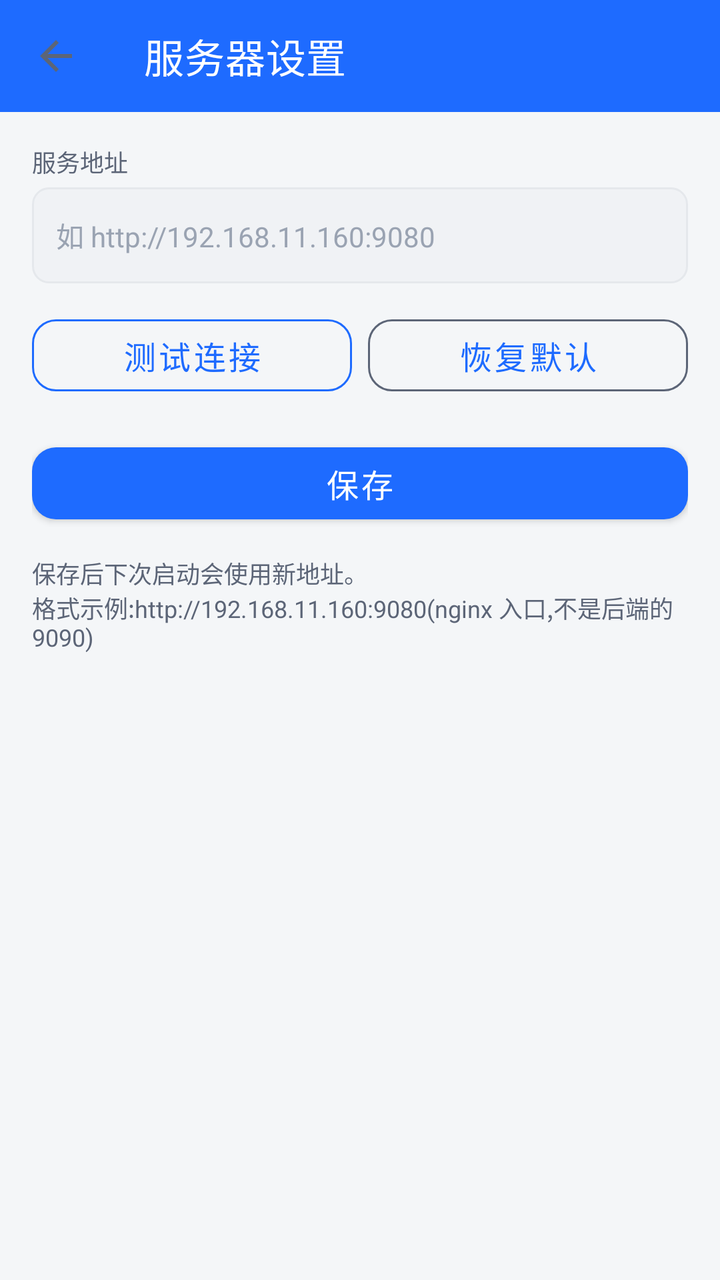
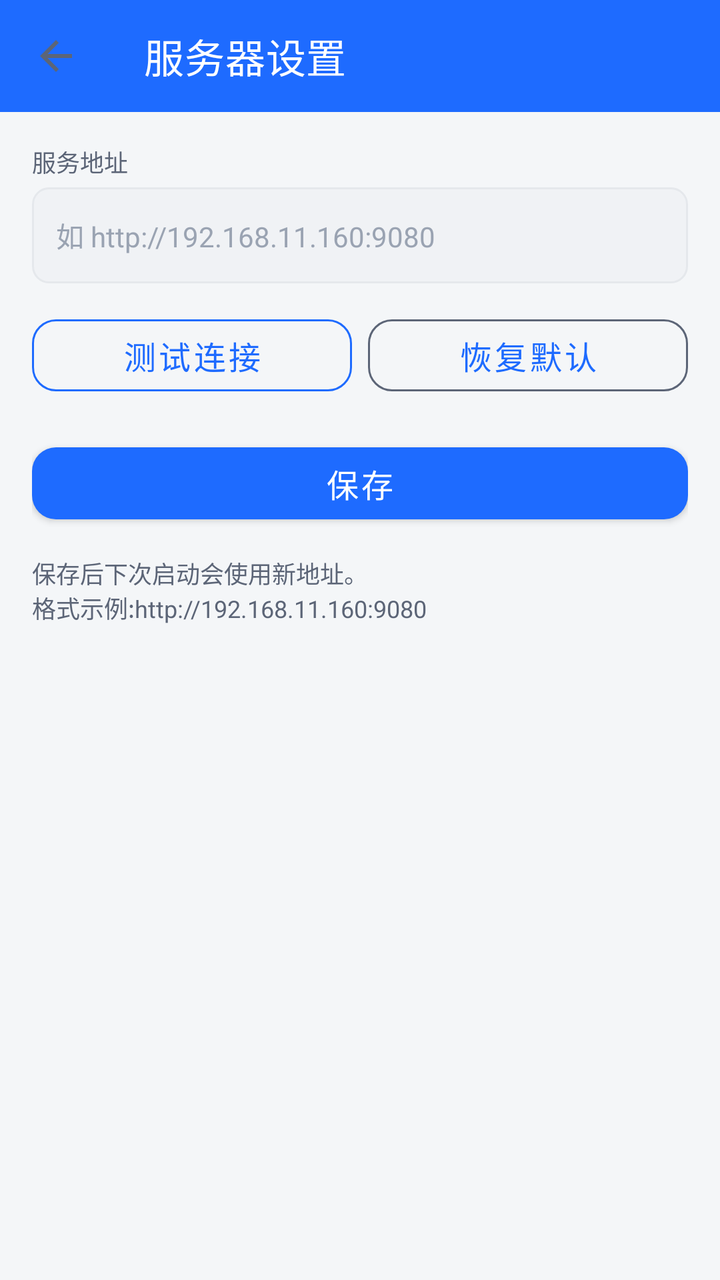

The first picture is an Android layout as it rendered before a commit; the second is the same layout after the commit. The layout source and the unified diff follow.
<!-- AndroidManifest.xml: application theme Theme.SimpleWmsPda -->
<!-- res/layout/activity_settings.xml -->
<?xml version="1.0" encoding="utf-8"?>
<LinearLayout xmlns:android="http://schemas.android.com/apk/res/android"
    android:orientation="vertical"
    android:layout_width="match_parent"
    android:layout_height="match_parent"
    android:background="@color/bg_page">

    <com.google.android.material.appbar.MaterialToolbar
        android:id="@+id/toolbar"
        android:layout_width="match_parent"
        android:layout_height="?attr/actionBarSize"
        android:background="@color/primary"
        app:title="@string/settings_title"
        app:titleTextColor="@color/on_primary"
        app:navigationIcon="?attr/homeAsUpIndicator"
        xmlns:app="http://schemas.android.com/apk/res-auto" />

    <ScrollView
        android:layout_width="match_parent"
        android:layout_height="match_parent">

        <LinearLayout
            android:layout_width="match_parent"
            android:layout_height="wrap_content"
            android:orientation="vertical"
            android:padding="@dimen/space_lg">

            <TextView
                android:layout_width="wrap_content"
                android:layout_height="wrap_content"
                android:text="@string/settings_address"
                style="@style/Text.Caption" />

            <EditText
                android:id="@+id/et_address"
                android:layout_width="match_parent"
                android:layout_height="@dimen/touch_min"
                android:layout_marginTop="@dimen/space_xs"
                android:background="@drawable/bg_input"
                android:paddingStart="@dimen/space_md"
                android:paddingEnd="@dimen/space_md"
                android:hint="@string/settings_address_hint"
                android:textColor="@color/text_primary"
                android:textColorHint="@color/text_hint"
                android:textSize="@dimen/text_body"
                android:inputType="textUri"
                android:importantForAutofill="no" />

            <LinearLayout
                android:layout_width="match_parent"
                android:layout_height="wrap_content"
                android:orientation="horizontal"
                android:layout_marginTop="@dimen/space_md">

                <com.google.android.material.button.MaterialButton
                    android:id="@+id/btn_test"
                    style="@style/Widget.SimpleWMS.Button.Outlined"
                    android:layout_width="0dp"
                    android:layout_height="wrap_content"
                    android:layout_weight="1"
                    android:text="@string/settings_test"
                    xmlns:app="http://schemas.android.com/apk/res-auto"
                    app:strokeColor="@color/primary" />

                <View
                    android:layout_width="@dimen/space_sm"
                    android:layout_height="1dp" />

                <com.google.android.material.button.MaterialButton
                    android:id="@+id/btn_reset"
                    style="@style/Widget.SimpleWMS.Button.Outlined"
                    android:layout_width="0dp"
                    android:layout_height="wrap_content"
                    android:layout_weight="1"
                    android:text="@string/settings_reset"
                    xmlns:app="http://schemas.android.com/apk/res-auto"
                    app:strokeColor="@color/text_secondary" />
            </LinearLayout>

            <com.google.android.material.button.MaterialButton
                android:id="@+id/btn_save"
                android:layout_width="match_parent"
                android:layout_height="wrap_content"
                android:layout_marginTop="@dimen/space_lg"
                android:text="@string/action_save"
                xmlns:app="http://schemas.android.com/apk/res-auto" />

            <TextView
                android:layout_width="wrap_content"
                android:layout_height="wrap_content"
                android:text="保存后下次启动会使用新地址。\n格式示例:http://192.168.11.160:9080(nginx 入口,不是后端的 9090)"
                style="@style/Text.Caption"
                android:layout_marginTop="@dimen/space_md" />
        </LinearLayout>
    </ScrollView>
</LinearLayout>
<!-- resources referenced by this layout -->
<resources>
  <color name="bg_page">#F4F6F8</color>
  <color name="on_primary">#FFFFFF</color>
  <color name="primary">#1E6BFF</color>
  <color name="text_hint">#9AA3B2</color>
  <color name="text_primary">#1A2233</color>
  <color name="text_secondary">#5C6577</color>
  <dimen name="space_lg">16dp</dimen>
  <dimen name="space_md">12dp</dimen>
  <dimen name="space_sm">8dp</dimen>
  <dimen name="space_xs">4dp</dimen>
  <dimen name="text_body">14sp</dimen>
  <dimen name="touch_min">48dp</dimen>
  <!-- drawable bg_input (drawable) -->
  <?xml version="1.0" encoding="utf-8"?>
  <shape xmlns:android="http://schemas.android.com/apk/res/android" android:shape="rectangle">
      <solid android:color="@color/bg_subtle" />
      <corners android:radius="8dp" />
      <stroke android:width="1dp" android:color="@color/divider" />
  </shape>
  <string name="action_save">保存</string>
  <string name="settings_address">服务地址</string>
  <string name="settings_address_hint">如 http://192.168.11.160:9080</string>
  <string name="settings_reset">恢复默认</string>
  <string name="settings_test">测试连接</string>
  <string name="settings_title">服务器设置</string>
  <style name="Text.Caption">
          <item name="android:textSize">@dimen/text_caption</item>
          <item name="android:textColor">@color/text_secondary</item>
      </style>
  <style name="Widget.SimpleWMS.Button.Outlined" parent="Widget.MaterialComponents.Button.OutlinedButton">
          <item name="cornerRadius">@dimen/card_corner</item>
          <item name="android:minHeight">@dimen/touch_min</item>
      </style>
  <style name="Theme.SimpleWmsPda" parent="Theme.SimpleWMS" />
  <color name="bg_subtle">#F0F2F5</color>
  <color name="divider">#E5E8EC</color>
  <dimen name="text_caption">12sp</dimen>
  <dimen name="card_corner">12dp</dimen>
  <style name="Theme.SimpleWMS" parent="Theme.MaterialComponents.Light.NoActionBar">
          <item name="colorPrimary">@color/primary</item>
          <item name="colorPrimaryDark">@color/primary_dark</item>
          <item name="colorAccent">@color/accent</item>
          <item name="android:windowBackground">@color/bg_page</item>
          <item name="android:statusBarColor">@color/primary_dark</item>
          <item name="android:navigationBarColor">@color/bg_card</item>
          <item name="android:textColorPrimary">@color/text_primary</item>
          <item name="android:textColorSecondary">@color/text_secondary</item>
          <item name="materialButtonStyle">@style/Widget.SimpleWMS.Button</item>
      </style>
  <color name="primary_dark">#0E4CCB</color>
  <color name="accent">#00B894</color>
  <color name="bg_card">#FFFFFF</color>
  <style name="Widget.SimpleWMS.Button" parent="Widget.MaterialComponents.Button">
          <item name="cornerRadius">@dimen/card_corner</item>
          <item name="android:minHeight">@dimen/touch_min</item>
          <item name="android:textSize">@dimen/text_subtitle</item>
      </style>
  <dimen name="text_subtitle">16sp</dimen>
</resources>

<!-- the commit's change to res/layout/activity_settings.xml (unified diff, before → after) -->
@@ -88,7 +88,7 @@
             <TextView
                 android:layout_width="wrap_content"
                 android:layout_height="wrap_content"
-                android:text="保存后下次启动会使用新地址。\n格式示例:http://192.168.11.160:9080(nginx 入口,不是后端的 9090)"
+                android:text="保存后下次启动会使用新地址。\n格式示例:http://192.168.11.160:9080"
                 style="@style/Text.Caption"
                 android:layout_marginTop="@dimen/space_md" />
         </LinearLayout>
